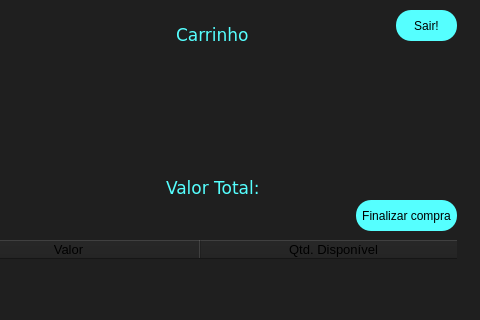
Above: E_commerce/tela_principal.ui from sergiolstavares/E-commerce before the change; both pictures show x 604 to 1084 and y 0 to 320 of the 1084 by 841 pixel window. Below: the same form after it.
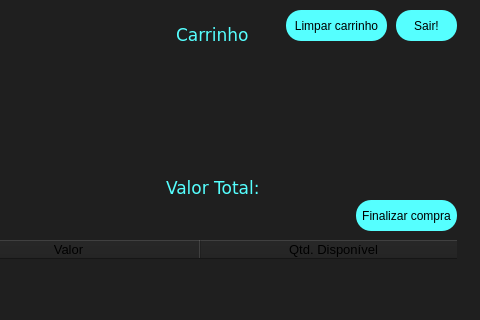
That is the form after the change. Icons and pictures are not drawn.

Commit message: Função limpar carrinho implementada

The edit to the form file:
```diff
--- a/E_commerce/tela_principal.ui
+++ b/E_commerce/tela_principal.ui
@@ -447,6 +447,25 @@
      <string notr="true">border-radius:5px</string>
     </property>
    </widget>
+   <widget class="QPushButton" name="limpar_carrinho">
+    <property name="geometry">
+     <rect>
+      <x>890</x>
+      <y>10</y>
+      <width>101</width>
+      <height>31</height>
+     </rect>
+    </property>
+    <property name="styleSheet">
+     <string notr="true">background-color: rgb(85, 255, 255);
+font: 8pt &quot;DejaVu Sans&quot;;
+color: rgb(0, 0, 0);
+border-radius:15px</string>
+    </property>
+    <property name="text">
+     <string>Limpar carrinho</string>
+    </property>
+   </widget>
   </widget>
  </widget>
  <resources>
```
The commit also changes 3 other files.
